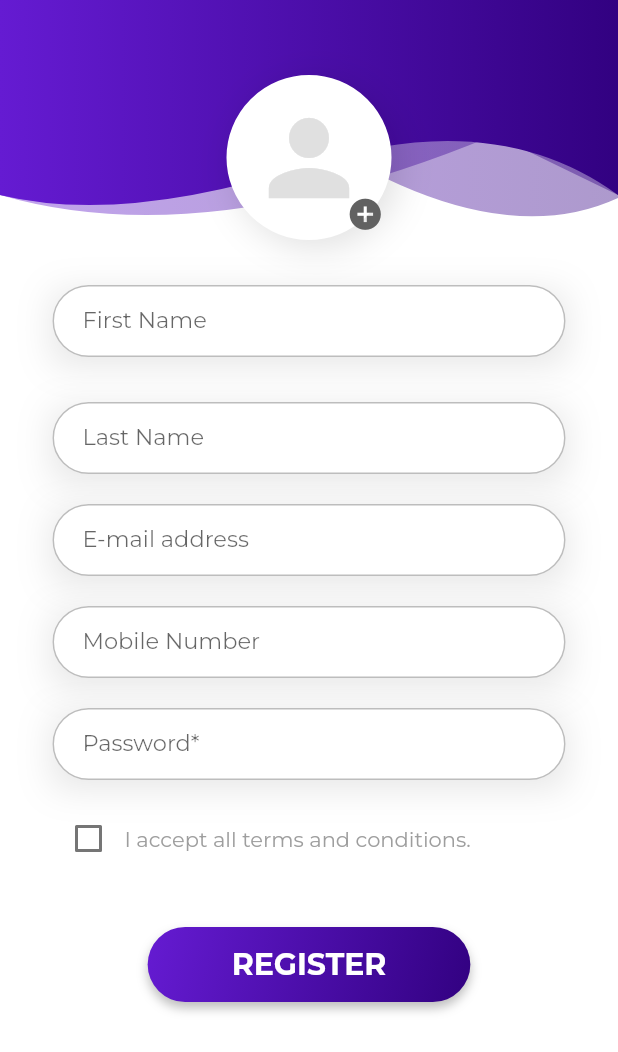
After one commit to Naseeb-Nex/V-Connect, a Flutter app: the RegistrationPage screen opened directly, on a phone screen of 412 x 824 dp. The commit adds this screen. Shown: the top 1052 px of the screen. Run offline on Flutter 3.47's test engine with Material 2 defaults, Android fonts, the phone set to English and light mode, and no system bars; our stand-ins replace animated_splash_screen, font_awesome_flutter, hexcolor; project files that could hold a hidden picture were left out.

Commit message:
Feat: Register screen UI added

```diff
--- a/lib/screens/login.dart
+++ b/lib/screens/login.dart
@@ -1,10 +1,8 @@
 import 'package:flutter/gestures.dart';
 import 'package:flutter/material.dart';
+import 'package:vconnect/screens/registration_page.dart';
 
 import '../components/theme_helper.dart';
-// import 'forgot_password_page.dart';
-// import 'profile_page.dart';
-// import 'registration_page.dart';
 import 'widgets/header_widget.dart';
 
 class LoginPage extends StatefulWidget {
@@ -135,7 +133,7 @@ class _LoginPageState extends State<LoginPage> {
                                     text: 'Create',
                                     recognizer: TapGestureRecognizer()
                                       ..onTap = () {
-                                        // Navigator.push(context, MaterialPageRoute(builder: (context) => RegistrationPage()));
+                                        Navigator.push(context, MaterialPageRoute(builder: (context) => RegistrationPage()));
                                       },
                                     style: TextStyle(
                                         fontWeight: FontWeight.bold,
--- /dev/null
+++ b/lib/screens/registration_page.dart
@@ -0,0 +1,233 @@
+
+import 'package:flutter/cupertino.dart';
+import 'package:flutter/material.dart';
+import 'package:hexcolor/hexcolor.dart';
+import 'package:vconnect/screens/widgets/header_widget.dart';
+import 'package:font_awesome_flutter/font_awesome_flutter.dart';
+
+import '../components/theme_helper.dart';
+
+
+class RegistrationPage extends  StatefulWidget{
+  @override
+  State<StatefulWidget> createState() {
+     return _RegistrationPageState();
+  }
+}
+
+class _RegistrationPageState extends State<RegistrationPage>{
+
+  final _formKey = GlobalKey<FormState>();
+  bool checkedValue = false;
+  bool checkboxValue = false;
+
+  @override
+  Widget build(BuildContext context) {
+    return Scaffold(
+      backgroundColor: Colors.white,
+      body: SingleChildScrollView(
+        child: Stack(
+          children: [
+           const  SizedBox(
+              height: 150,
+              child: HeaderWidget(150, false, Icons.person_add_alt_1_rounded),
+            ),
+            Container(
+              margin: const  EdgeInsets.fromLTRB(25, 50, 25, 10),
+              padding: const  EdgeInsets.fromLTRB(10, 0, 10, 0),
+              alignment: Alignment.center,
+              child: Column(
+                children: [
+                  Form(
+                    key: _formKey,
+                    child: Column(
+                      children: [
+                        GestureDetector(
+                          child: Stack(
+                            children: [
+                              Container(
+                                padding: const  EdgeInsets.all(10),
+                                decoration: BoxDecoration(
+                                  borderRadius: BorderRadius.circular(100),
+                                  border: Border.all(
+                                      width: 5, color: Colors.white),
+                                  color: Colors.white,
+                                  boxShadow: const [
+                                    BoxShadow(
+                                      color: Colors.black12,
+                                      blurRadius: 20,
+                                      offset: Offset(5, 5),
+                                    ),
+                                  ],
+                                ),
+                                child: Icon(
+                                  Icons.person,
+                                  color: Colors.grey.shade300,
+                                  size: 80.0,
+                                ),
+                              ),
+                              Container(
+                                padding:const   EdgeInsets.fromLTRB(80, 80, 0, 0),
+                                child: Icon(
+                                  Icons.add_circle,
+                                  color: Colors.grey.shade700,
+                                  size: 25.0,
+                                ),
+                              ),
+                            ],
+                          ),
+                        ),
+                      const    SizedBox(height: 30,),
+                        Container(
+                          child: TextFormField(
+                            decoration: ThemeHelper().textInputDecoration('First Name', 'Enter your first name'),
+                         style: TextStyle(
+                                    fontFamily: "Montserrat",
+                                    fontSize: 15,
+                                  ), ),
+                          decoration: ThemeHelper().inputBoxDecorationShaddow(),
+                        ),
+                       const   SizedBox(height: 30,),
+                        Container(
+                          child: TextFormField(
+                            decoration: ThemeHelper().textInputDecoration('Last Name', 'Enter your last name'),
+                          style: TextStyle(
+                                    fontFamily: "Montserrat",
+                                    fontSize: 15,
+                                  ),),
+                          decoration: ThemeHelper().inputBoxDecorationShaddow(),
+                        ),
+                        const  SizedBox(height: 20.0),
+                        Container(
+                          child: TextFormField(
+                            decoration: ThemeHelper().textInputDecoration("E-mail address", "Enter your email"),
+                            keyboardType: TextInputType.emailAddress,
+                            validator: (val) {
+                              if(!(val!.isEmpty) && !RegExp(r"^[a-zA-Z0-9.!#$%&'*+/=?^_`{|}~-]+@[a-zA-Z0-9](?:[a-zA-Z0-9-]{0,253}[a-zA-Z0-9])?(?:\.[a-zA-Z0-9](?:[a-zA-Z0-9-]{0,253}[a-zA-Z0-9])?)*$").hasMatch(val)){
+                                return "Enter a valid email address";
+                              }
+                              return null;
+                            },
+                          style: TextStyle(
+                                    fontFamily: "Montserrat",
+                                    fontSize: 15,
+                                  ),),
+                          decoration: ThemeHelper().inputBoxDecorationShaddow(),
+                        ),
+                        SizedBox(height: 20.0),
+                        Container(
+                          child: TextFormField(
+                            decoration: ThemeHelper().textInputDecoration(
+                                "Mobile Number",
+                                "Enter your mobile number"),
+                            keyboardType: TextInputType.phone,
+                            validator: (val) {
+                              if(!(val!.isEmpty) && !RegExp(r"^(\d+)*$").hasMatch(val)){
+                                return "Enter a valid phone number";
+                              }
+                              return null;
+                            },
+                        style: TextStyle(
+                                    fontFamily: "Montserrat",
+                                    fontSize: 15,
+                                  ),  ),
+                          decoration: ThemeHelper().inputBoxDecorationShaddow(),
+                        ),
+                       const   SizedBox(height: 20.0),
+                        Container(
+                          child: TextFormField(
+                            obscureText: true,
+                            decoration: ThemeHelper().textInputDecoration(
+                                "Password*", "Enter your password"),
+                            validator: (val) {
+                              if (val!.isEmpty) {
+                                return "Please enter your password";
+                              }
+                              return null;
+                            },
+                         style: TextStyle(
+                                    fontFamily: "Montserrat",
+                                    fontSize: 15,
+                                  ), ),
+                          decoration: ThemeHelper().inputBoxDecorationShaddow(),
+                        ),
+                       const   SizedBox(height: 15.0),
+                        FormField<bool>(
+                          builder: (state) {
+                            return Column(
+                              children: <Widget>[
+                                Row(
+                                  children: <Widget>[
+                                    Checkbox(
+                                        value: checkboxValue,
+                                        onChanged: (value) {
+                                          setState(() {
+                                            checkboxValue = value!;
+                                            state.didChange(value);
+                                          });
+                                        }),
+                                   const   Text("I accept all terms and conditions.", style: TextStyle(color: Colors.grey, fontFamily: "Montserrat"),),
+                                  ],
+                                ),
+                                Container(
+                                  alignment: Alignment.centerLeft,
+                                  child: Text(
+                                    state.errorText ?? '',
+                                    textAlign: TextAlign.left,
+                                    style: TextStyle(color: Theme.of(context).errorColor,fontSize: 12, fontFamily: "Montserrat"),
+                                  ),
+                                )
+                              ],
+                            );
+                          },
+                          validator: (value) {
+                            if (!checkboxValue) {
+                              return 'You need to accept terms and conditions';
+                            } else {
+                              return null;
+                            }
+                          },
+                        ),
+                       const   SizedBox(height: 20.0),
+                        Container(
+                          decoration: ThemeHelper().buttonBoxDecoration(context),
+                          child: ElevatedButton(
+                            style: ThemeHelper().buttonStyle(),
+                            child: Padding(
+                              padding: const EdgeInsets.fromLTRB(40, 10, 40, 10),
+                              child: Text(
+                                "Register".toUpperCase(),
+                                style: const  TextStyle(
+                                  fontSize: 20,
+                                  fontWeight: FontWeight.bold,
+                                  color: Colors.white,
+                                  fontFamily: "Montserrat"
+                                ),
+                              ),
+                            ),
+                            onPressed: () {
+                              // if (_formKey.currentState!.validate()) {
+                              //   Navigator.of(context).pushAndRemoveUntil(
+                              //       MaterialPageRoute(
+                              //           builder: (context) => ProfilePage()
+                              //       ),
+                              //           (Route<dynamic> route) => false
+                              //   );
+                              // }
+                            },
+                          ),
+                        ),
+                       const   SizedBox(height: 30.0),
+                      ],
+                    ),
+                  ),
+                ],
+              ),
+            ),
+          ],
+        ),
+      ),
+    );
+  }
+
+}
--- a/pubspec.yaml
+++ b/pubspec.yaml
@@ -37,6 +37,7 @@ dependencies:
   cupertino_icons: ^1.0.2
   animated_splash_screen: ^1.0.0+1
   hexcolor: ^3.0.1
+  font_awesome_flutter: ^9.1.0
 
 dev_dependencies:
   flutter_test:
```
Also changed, not shown: pubspec.lock.
